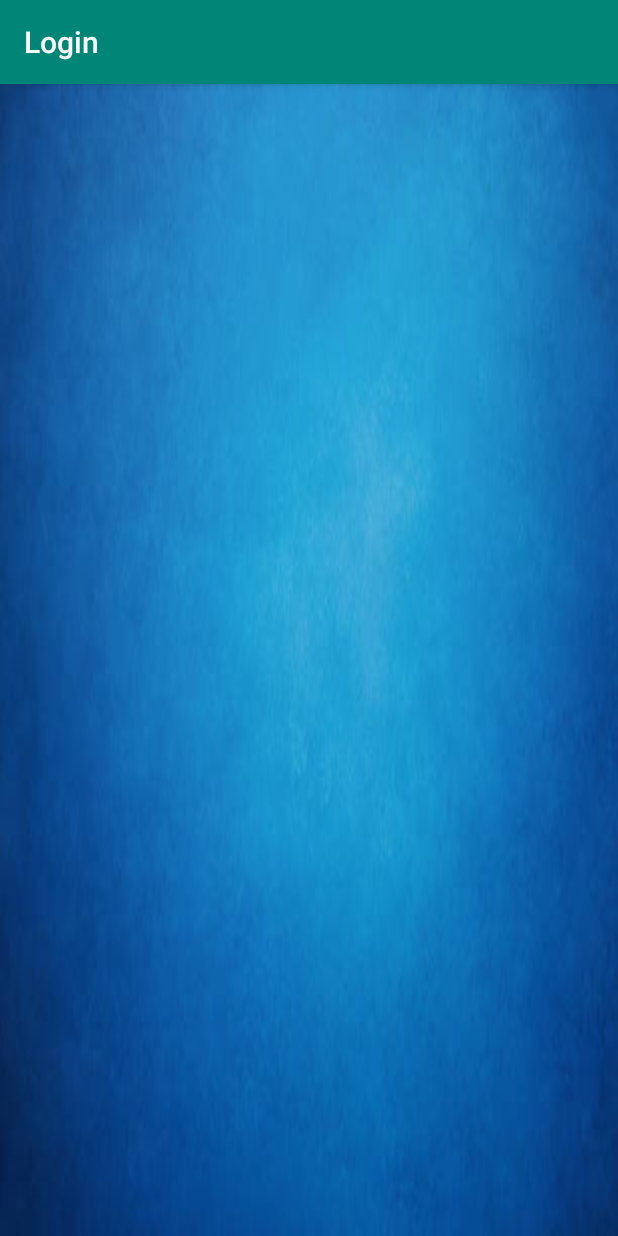
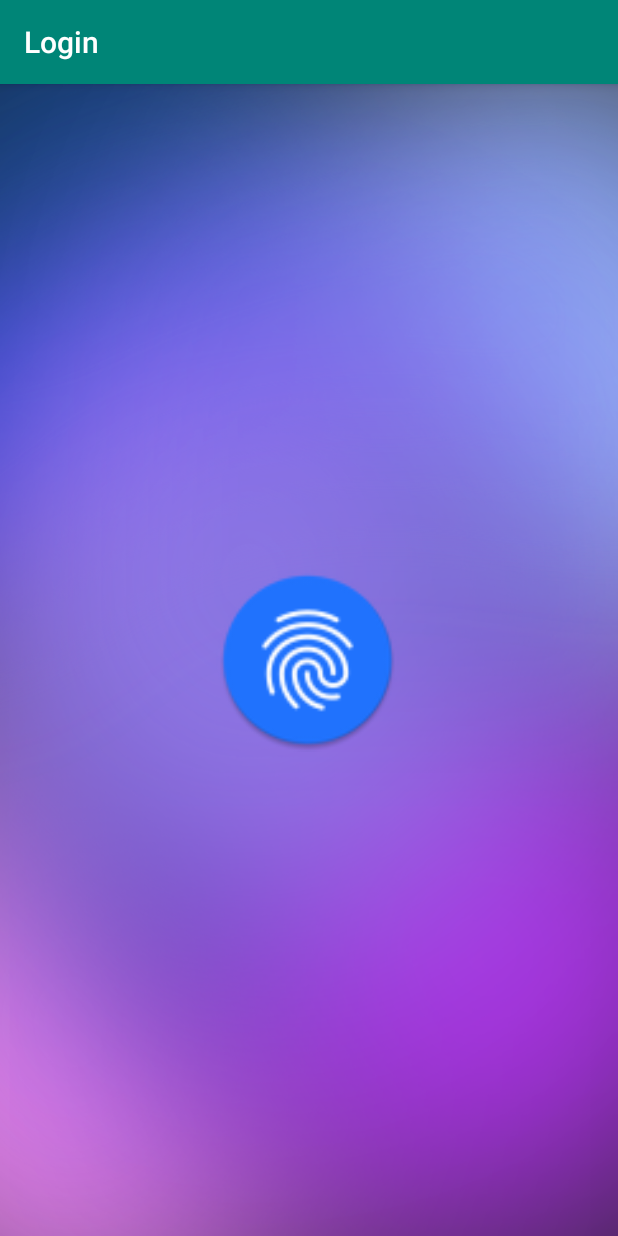
Before and after one commit to Celkowy/Login, an Android app: the FingerprintAuthenticationActivity screen opened directly, with no data from a screen before it, on a phone screen of 412 x 824 dp. Run offline under Robolectric (Android 15) with nearby library versions, the phone set to English and light mode, and no system bars.

Commit message:
Background and icon

```diff
--- a/app/src/main/res/layout-v21/activity_main.xml
+++ b/app/src/main/res/layout-v21/activity_main.xml
@@ -4,7 +4,7 @@
     xmlns:tools="http://schemas.android.com/tools"
     android:layout_width="match_parent"
     android:layout_height="match_parent"
-    android:background="@drawable/tlo"
+    android:background="@drawable/background"
     tools:context=".MainActivity">
 
     <EditText
--- a/app/src/main/res/layout/activity_fingerprint.xml
+++ b/app/src/main/res/layout/activity_fingerprint.xml
@@ -4,7 +4,7 @@
     xmlns:tools="http://schemas.android.com/tools"
     android:layout_width="match_parent"
     android:layout_height="match_parent"
-    android:background="@drawable/tlo"
+    android:background="@drawable/background"
     tools:context=".FingerprintActivity">
 
     <ImageView
--- a/app/src/main/res/layout/activity_fingerprint_authentication.xml
+++ b/app/src/main/res/layout/activity_fingerprint_authentication.xml
@@ -4,7 +4,22 @@
     xmlns:tools="http://schemas.android.com/tools"
     android:layout_width="match_parent"
     android:layout_height="match_parent"
-    android:background="@drawable/tlo"
+    android:background="@drawable/background"
     tools:context=".FingerprintAuthenticationActivity">
 
+    <ImageView
+        android:id="@+id/ivFinger"
+        android:layout_width="122dp"
+        android:layout_height="132dp"
+        android:layout_marginStart="8dp"
+        android:layout_marginLeft="8dp"
+        android:layout_marginTop="8dp"
+        android:layout_marginEnd="10dp"
+        android:layout_marginRight="10dp"
+        android:layout_marginBottom="8dp"
+        app:layout_constraintBottom_toBottomOf="parent"
+        app:layout_constraintEnd_toEndOf="parent"
+        app:layout_constraintStart_toStartOf="parent"
+        app:layout_constraintTop_toTopOf="parent"
+        app:srcCompat="@mipmap/ic_finger" />
 </android.support.constraint.ConstraintLayout>
--- a/app/src/main/res/layout/activity_new_note.xml
+++ b/app/src/main/res/layout/activity_new_note.xml
@@ -3,6 +3,7 @@
     xmlns:app="http://schemas.android.com/apk/res-auto"
     xmlns:tools="http://schemas.android.com/tools"
     android:layout_width="match_parent"
+    android:background="@drawable/background"
     android:layout_height="match_parent"
     tools:context=".NewNoteActivity">
 
--- a/app/src/main/res/layout/activity_register.xml
+++ b/app/src/main/res/layout/activity_register.xml
@@ -4,7 +4,7 @@
     xmlns:tools="http://schemas.android.com/tools"
     android:layout_width="match_parent"
     android:layout_height="match_parent"
-    android:background="@drawable/tloo"
+    android:background="@drawable/background"
     tools:context=".RegisterActivity">
 
     <EditText
--- a/app/src/main/res/layout/activity_second.xml
+++ b/app/src/main/res/layout/activity_second.xml
@@ -4,7 +4,7 @@
     xmlns:tools="http://schemas.android.com/tools"
     android:layout_width="match_parent"
     android:layout_height="match_parent"
-    android:background="@drawable/tlo"
+    android:background="@drawable/background"
     tools:context=".SecondActivity">
 
     <TextView
```
Also changed, not shown: app/src/main/ic_finger-web.png (added), app/src/main/ic_fingerIcon-web.png (added), app/src/main/ic_fingerprintIcon-web.png (added), app/src/main/res/drawable-hdpi/ic_fing.png (added), app/src/main/res/drawable-mdpi/ic_fing.png (added), app/src/main/res/drawable-xhdpi/ic_fing.png (added), app/src/main/res/drawable-xxhdpi/ic_fing.png (added), app/src/main/res/drawable-xxxhdpi/ic_fing.png (added), app/src/main/res/drawable/background.png (added), app/src/main/res/mipmap-hdpi/ic_finger.png (added), app/src/main/res/mipmap-mdpi/ic_finger.png (added), app/src/main/res/mipmap-xhdpi/ic_finger.png (added), app/src/main/res/mipmap-xxhdpi/ic_finger.png (added), app/src/main/res/mipmap-xxxhdpi/ic_finger.png (added).
